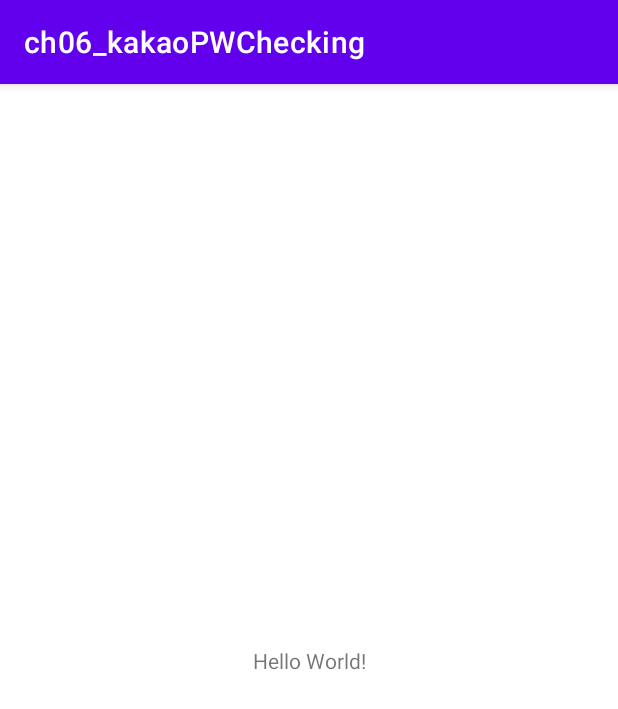
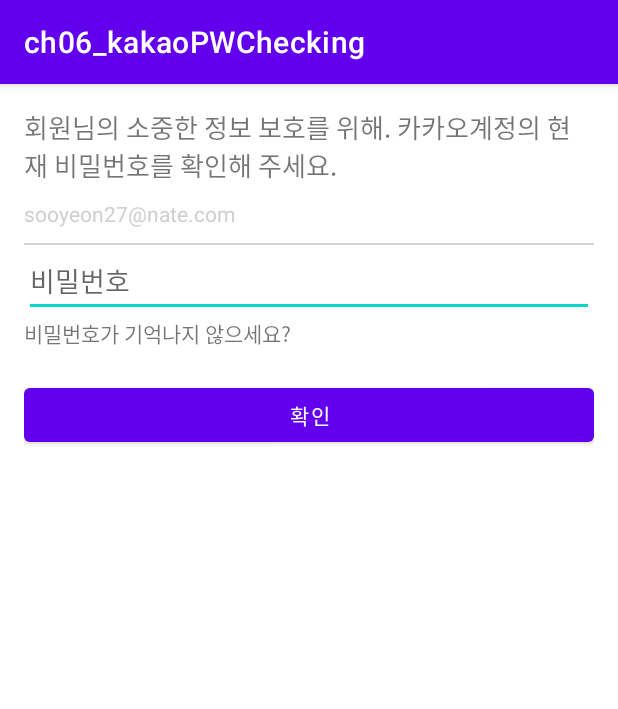
Before and after one commit to otcroz/DS-Major_MobileAppPrograming_Pratice, an Android app: the screen it shows after launch (MainActivity), on a phone screen of 412 x 824 dp. Shown: the top 709 px of the screen. Run offline under Robolectric (Android 15) with nearby library versions, the phone set to English and light mode, and no system bars.

Commit message:
ch06 카카오톡 비밀번호 확인 화면 만들기

```diff
--- a/pratice1/ch06_kakaopwchecking/src/main/res/layout/activity_main.xml
+++ b/pratice1/ch06_kakaopwchecking/src/main/res/layout/activity_main.xml
@@ -1,18 +1,44 @@
 <?xml version="1.0" encoding="utf-8"?>
-<androidx.constraintlayout.widget.ConstraintLayout xmlns:android="http://schemas.android.com/apk/res/android"
-    xmlns:app="http://schemas.android.com/apk/res-auto"
+<LinearLayout xmlns:android="http://schemas.android.com/apk/res/android"
     xmlns:tools="http://schemas.android.com/tools"
     android:layout_width="match_parent"
     android:layout_height="match_parent"
+    android:orientation="vertical"
+    android:padding="16dp"
     tools:context=".MainActivity">
 
     <TextView
-        android:layout_width="wrap_content"
+        android:layout_width="match_parent"
         android:layout_height="wrap_content"
-        android:text="Hello World!"
-        app:layout_constraintBottom_toBottomOf="parent"
-        app:layout_constraintLeft_toLeftOf="parent"
-        app:layout_constraintRight_toRightOf="parent"
-        app:layout_constraintTop_toTopOf="parent" />
+        android:text="@string/main_desc"
+        android:textSize="17dp"/>
 
-</androidx.constraintlayout.widget.ConstraintLayout>
+    <TextView
+        android:layout_width="match_parent"
+        android:layout_height="wrap_content"
+        android:text="sooyeon27@nate.com"
+        android:textColor="#CFCFCE"
+        android:layout_marginTop="10dp"/>
+    <View
+        android:layout_width="match_parent"
+        android:layout_height="1dp"
+        android:background="#D4D4D3"
+        android:layout_marginTop="10dp"/>
+
+    <EditText
+        android:layout_width="match_parent"
+        android:layout_height="wrap_content"
+        android:hint="비밀번호"
+        android:inputType="textPassword" />
+    <TextView
+        android:layout_width="match_parent"
+        android:layout_height="wrap_content"
+        android:text="@string/password_txt"/>
+
+    <Button
+        android:layout_width="match_parent"
+        android:layout_height="wrap_content"
+        android:layout_marginTop="20dp"
+        android:text="확인"/>
+
+</LinearLayout>
--- a/pratice1/ch06_kakaopwchecking/src/main/res/values/strings.xml
+++ b/pratice1/ch06_kakaopwchecking/src/main/res/values/strings.xml
@@ -1,3 +1,5 @@
 <resources>
     <string name="app_name">ch06_kakaoPWChecking</string>
+    <string name="main_desc">회원님의 소중한 정보 보호를 위해. 카카오계정의 현재 비밀번호를 확인해 주세요.</string>
+    <string name="password_txt">비밀번호가 기억나지 않으세요?</string>
 </resources>
```
